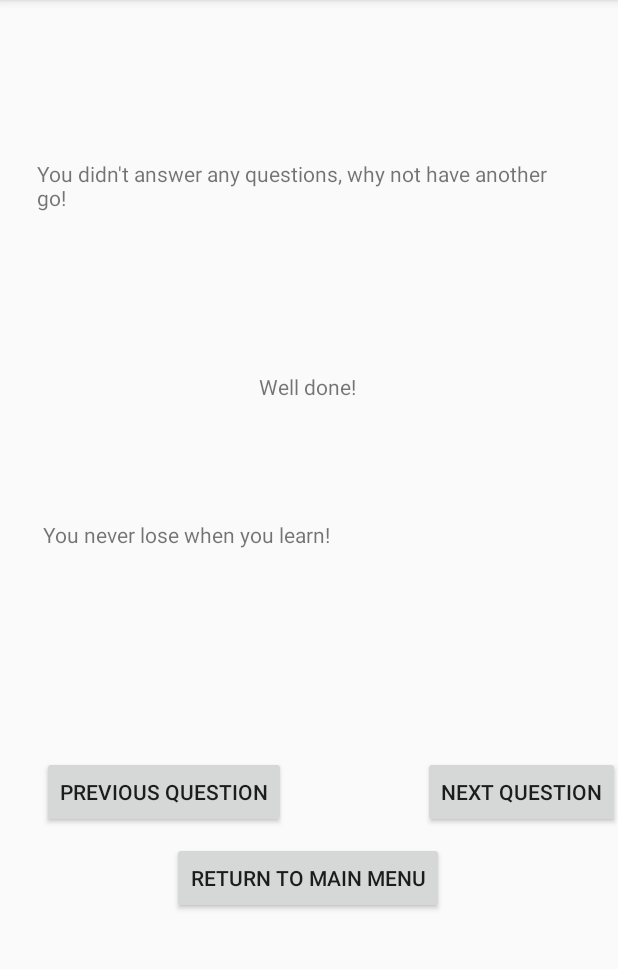
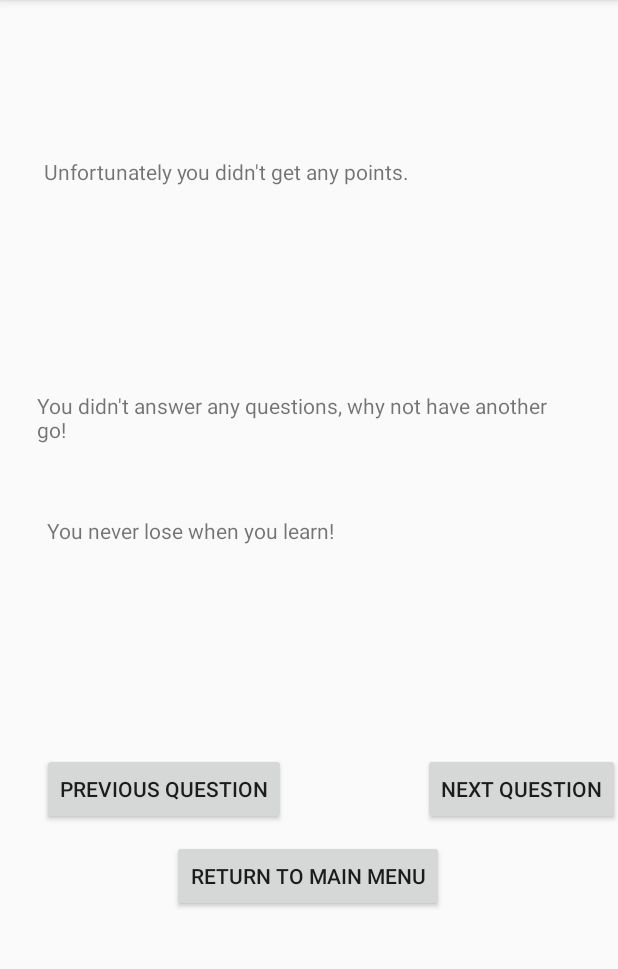
Before and after one commit to NeelParekhNP/Whichbin, an Android app: the TriviaAnswerActivity screen opened directly, with no data from a screen before it, on a phone screen of 412 x 824 dp, the part 84-1053 px from its top. Run offline under Robolectric (Android 15) with nearby library versions, the phone set to English and light mode, and no system bars; 3 statements that could not run were skipped.

Commit message:
Added score feedback to the answer activity.

```diff
--- a/app/src/main/java/com/example/whichbin/TriviaAnswerActivity.java
+++ b/app/src/main/java/com/example/whichbin/TriviaAnswerActivity.java
@@ -11,12 +11,14 @@ public class TriviaAnswerActivity extends AppCompatActivity {
 
     private TextView questionDisplay;
     private TextView answerDisplay;
+    private TextView scoreDisplay;
     private Button nextButton;
     private Button prevButton;
     private Button mainMenuButton;
 
     private int questionIndex = 0;
     private String question;
+    private String scoreString;
     private String answerText;
     private TriviaGameManager triviaGameManager = new TriviaGameManager();
 
@@ -32,6 +34,7 @@ public class TriviaAnswerActivity extends AppCompatActivity {
 
         questionDisplay = (TextView) findViewById(R.id.question_info);
         answerDisplay = (TextView) findViewById(R.id.answer_info);
+        scoreDisplay = (TextView) findViewById(R.id.score_info);
 
         nextButton = (Button) findViewById(R.id.next_answer_button);
         prevButton = (Button) findViewById(R.id.prev_answer_button);
@@ -39,6 +42,7 @@ public class TriviaAnswerActivity extends AppCompatActivity {
 
         displayAnsweredQuestion(questionIndex);
         displayAnswerFeedback(questionIndex);
+        displayScoreInfo();
 
         nextButton.setOnClickListener(new View.OnClickListener(){
             @Override
@@ -74,6 +78,15 @@ public class TriviaAnswerActivity extends AppCompatActivity {
         });
     }
 
+    private void displayScoreInfo(){
+        if(answerInfo.getNumberOfQsAnswered() > 0) {
+            scoreString = "You answered " + answerInfo.getNumberOfQsAnswered() + " questions and got " + answerInfo.getScore() + " correct.";
+        }else{
+            scoreString= "Unfortunately you didn't get any points.";
+        }
+        scoreDisplay.setText(scoreString);
+    }
+
     private void displayAnsweredQuestion(int qNo){
         if(answerInfo.getNumberOfQsAnswered() > 0) {
             question = answerInfo.getAnsweredQuestion(questionIndex);
@@ -96,14 +109,16 @@ public class TriviaAnswerActivity extends AppCompatActivity {
     }
 
     private String generateAnswerResponse(int answerGiven, boolean trueFalse){
+        String extraInfo = answerInfo.getExtraAnswerInfo(questionIndex);
+
         if(answerGiven == 0 && trueFalse == true){
-            return "You said this statement is true-you're correct, blah blah blah";
+            return "You said this statement is true-you're correct. " + extraInfo;
         }if(answerGiven == 1 && trueFalse == false){
-            return "You said this statement is false-you're correct, yakkety smackety";
+            return "You said this statement is false-you're correct. "+ extraInfo;
         }if(answerGiven == 0 && trueFalse == false){
-            return "You said this statement is true-actually it's false murmur murmur...";
+            return "You said this statement is true-actually it's false. "+ extraInfo;
         }if(answerGiven == 1 && trueFalse == true){
-            return "You answered false-but actually this statement is true! Who knew!";
+            return "You answered false-but actually this statement is true! Who knew! "+ extraInfo;
         }else{
             return "Something's gone wrong here...";
         }
--- a/app/src/main/java/com/example/whichbin/TriviaGameManager.java
+++ b/app/src/main/java/com/example/whichbin/TriviaGameManager.java
@@ -14,16 +14,36 @@ public class TriviaGameManager {
 
     /** Method to populate the questions */
     public void createQuestions(){
-        TriviaQuestion q1 = new TriviaQuestion("Climate Change was theorised as early as 1896.", true);
-        TriviaQuestion q2 = new TriviaQuestion("Greenhouse gases are gases which trap heat energy in the earth's atmosphere.", true);
-        TriviaQuestion q3 = new TriviaQuestion("Everyone agreed the Kyoto agreement was effective at stopping climate change.", false);
-        TriviaQuestion q4 = new TriviaQuestion("Deforestation contributes to emissions about as much as cars.", true);
-        TriviaQuestion q5 = new TriviaQuestion("Being a vegan is better for the environment", true);
-        TriviaQuestion q6 = new TriviaQuestion("Flying is better for the environment than other forms of transport", false);
-        TriviaQuestion q7 = new TriviaQuestion("Glaciers are growing as a consequence of climate change", false);
-        TriviaQuestion q8 = new TriviaQuestion("Cows contribute to methane emissions", true);
-        TriviaQuestion q9 = new TriviaQuestion("Methane traps more heat than the same amount of carbon dioxide", true);
-        TriviaQuestion q10 = new TriviaQuestion("Much less carbon dioxide than methane is put into the atmosphere each year", false);
+        TriviaQuestion q1 = new TriviaQuestion("Climate Change was theorised as early as 1896.",
+                "Swedish chemist Svante Arrhenius published a paper in 1896 based on the idea that global temperatures were influenced by the amount of carbon dioxide in the Earth's atmosphere.",
+                true);
+        TriviaQuestion q2 = new TriviaQuestion("Greenhouse gases are gases which trap heat energy in the earth's atmosphere.",
+                "Carbon dioxide is the greenhouse gas having most impact because of human activity, others include methane, nitrus oxide, hydroflourocarbons (HFCs) and perfluorocarbons (PFCs).",
+                true);
+        TriviaQuestion q3 = new TriviaQuestion("Everyone agreed the Kyoto agreement was effective at stopping climate change.",
+                "New Scientist magazine described its results as a mixed, noting that global emissions rose between 1997 and 2016.",
+                false);
+        TriviaQuestion q4 = new TriviaQuestion("Deforestation contributes to emissions about as much as cars.",
+                "Deforestation is very bad for the climate as it destroys trees which absorb greenhouse gases like carbon dioxide and, by doing so, releases the carbon dioxide they have absorbed.",
+                true);
+        TriviaQuestion q5 = new TriviaQuestion("Being a vegan is better for the environment",
+                "Even beef cattle not raised on deforested land creates 6 to 12 times as much greenhouse gas as peas. Decreasing the amount of meat and dairy you consume has a big impact.",
+                true);
+        TriviaQuestion q6 = new TriviaQuestion("Cars are better for the environment than other forms of transport",
+                "Walking and cycling are great for short journeys as they don't use fossil fuels. For longer journeys more people sharing transport (like trains and buses) produce less greenhouse gas per person than cars.",
+                false);
+        TriviaQuestion q7 = new TriviaQuestion("Glaciers are generally growing as a consequence of climate change",
+                "Climate change is complex and not all glaciers are getting smaller but most are. As of 2016, glaciers in the European alps have lost approximately half their volume since 1900.",
+                false);
+        TriviaQuestion q8 = new TriviaQuestion("Cows contribute to methane emissions",
+                "Cows have micro organisms in their stomachs which help then break down their food. The waste product of this process is methane which they emit as burps and farts!",
+                true);
+        TriviaQuestion q9 = new TriviaQuestion("Methane traps more heat than the same amount of carbon dioxide",
+                "Methane traps a lot more heat in the atmosphere than carbon dioxide, some scientists think it's 84 times more powerful as a greenhouse gas than carbon dioxide though it doesn't stay in the atmosphere as long.",
+                true);
+        TriviaQuestion q10 = new TriviaQuestion("Much less carbon dioxide than methane is put into the atmosphere each year",
+                "The US emitted over eight times more carbon dioxide than methane in 2017.",
+                false);
         triviaArray.add(q1);
         triviaArray.add(q2);
         triviaArray.add(q3);
@@ -41,6 +61,10 @@ public class TriviaGameManager {
         return nowQuestion.triviaGetQuestion();
     }
 
+    public String getExtraAnswerInfo(Integer qNo){
+        TriviaQuestion nowQuestion = triviaArray.get(qNo);
+        return nowQuestion.triviaGetAnswerInfo();
+    }
 
     /** Getter method, input the question number and this method should return if the correct answer is true or false*/
     public boolean checkTriviaQuestionAnswer(Integer qNo){
--- a/app/src/main/java/com/example/whichbin/TriviaQuestion.java
+++ b/app/src/main/java/com/example/whichbin/TriviaQuestion.java
@@ -5,11 +5,13 @@ package com.example.whichbin;
  */
 public class TriviaQuestion {
     private String question;
+    private String answerInfo;
     private boolean trueFalse;
 
     /** Constructor requires a question and a boolean value */
-    public TriviaQuestion(String question, boolean trueFalse){
+    public TriviaQuestion(String question, String answerInfo, boolean trueFalse){
         this.question = question;
+        this.answerInfo = answerInfo;
         this.trueFalse = trueFalse;
     }
 
@@ -20,4 +22,8 @@ public class TriviaQuestion {
     public Boolean triviaCheckTrueFalse(){
         return trueFalse;
     }
+
+    public String triviaGetAnswerInfo(){
+        return answerInfo;
+    }
 }
--- a/app/src/main/res/layout/activity_trivia_answer.xml
+++ b/app/src/main/res/layout/activity_trivia_answer.xml
@@ -7,48 +7,30 @@
     tools:context=".TriviaAnswerActivity">
 
     <TextView
-        android:id="@+id/textView4"
-        android:layout_width="wrap_content"
-        android:layout_height="wrap_content"
-        android:layout_marginBottom="8dp"
-        android:text="Well done!"
-        app:layout_constraintBottom_toBottomOf="parent"
-        app:layout_constraintEnd_toEndOf="parent"
-        app:layout_constraintHorizontal_bias="0.498"
-        app:layout_constraintStart_toStartOf="parent"
-        app:layout_constraintTop_toTopOf="parent"
-        app:layout_constraintVertical_bias="0.335" />
-
-    <TextView
         android:id="@+id/question_info"
         android:layout_width="362dp"
         android:layout_height="75dp"
         android:layout_marginStart="8dp"
-        android:layout_marginTop="8dp"
         android:layout_marginEnd="8dp"
         android:layout_marginBottom="8dp"
         android:text="TextView"
-        app:layout_constraintBottom_toTopOf="@+id/textView4"
+        app:layout_constraintBottom_toTopOf="@+id/answer_info"
         app:layout_constraintEnd_toEndOf="parent"
         app:layout_constraintHorizontal_bias="0.484"
-        app:layout_constraintStart_toStartOf="parent"
-        app:layout_constraintTop_toTopOf="parent"
-        app:layout_constraintVertical_bias="0.627" />
+        app:layout_constraintStart_toStartOf="parent" />
 
     <TextView
         android:id="@+id/answer_info"
         android:layout_width="355dp"
         android:layout_height="148dp"
         android:layout_marginStart="8dp"
-        android:layout_marginTop="8dp"
         android:layout_marginEnd="8dp"
-        android:layout_marginBottom="8dp"
+        android:layout_marginBottom="276dp"
         android:text="TextView"
         app:layout_constraintBottom_toBottomOf="parent"
         app:layout_constraintEnd_toEndOf="parent"
-        app:layout_constraintStart_toStartOf="parent"
-        app:layout_constraintTop_toBottomOf="@+id/textView4"
-        app:layout_constraintVertical_bias="0.211" />
+        app:layout_constraintHorizontal_bias="0.575"
+        app:layout_constraintStart_toStartOf="parent" />
 
     <Button
         android:id="@+id/next_answer_button"
@@ -71,6 +53,7 @@
         android:layout_width="wrap_content"
         android:layout_height="wrap_content"
         android:layout_marginStart="28dp"
+        android:layout_marginEnd="8dp"
         android:layout_marginTop="8dp"
         android:layout_marginBottom="8dp"
         android:text="Previous Question"
@@ -93,4 +76,18 @@
         app:layout_constraintHorizontal_bias="0.498"
         app:layout_constraintStart_toStartOf="parent"
         app:layout_constraintTop_toBottomOf="@+id/answer_info" />
+
+    <TextView
+        android:id="@+id/score_info"
+        android:layout_width="353dp"
+        android:layout_height="51dp"
+        android:layout_marginStart="8dp"
+        android:layout_marginTop="8dp"
+        android:layout_marginEnd="8dp"
+        android:layout_marginBottom="8dp"
+        android:text="TextView"
+        app:layout_constraintBottom_toTopOf="@+id/question_info"
+        app:layout_constraintEnd_toEndOf="parent"
+        app:layout_constraintStart_toStartOf="parent"
+        app:layout_constraintTop_toTopOf="parent" />
 </android.support.constraint.ConstraintLayout>
```
Also changed, not shown: app/src/main/java/com/example/whichbin/TriviaAnswerParcel.java (+17 -1 lines), app/src/main/java/com/example/whichbin/TriviaGame.java (+7 -2 lines).
